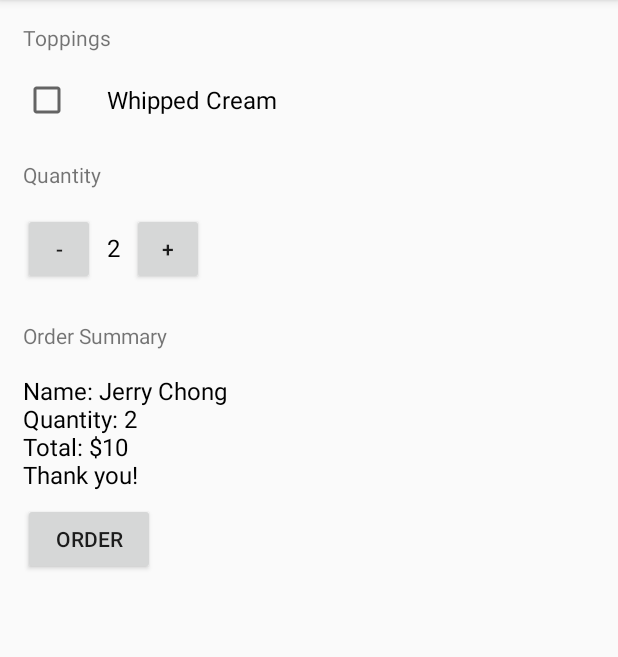
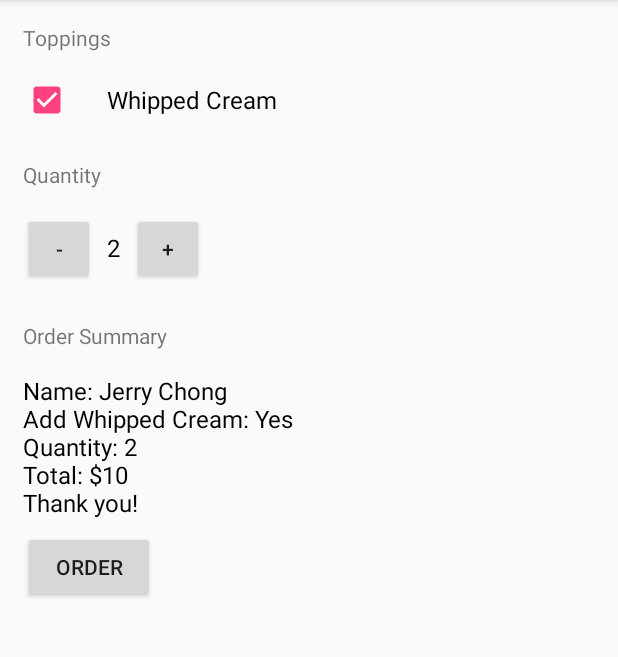
Before and after one commit to jerrychong25/iOSLoginApp, an Android app: the MainActivity screen opened directly, with no data from a screen before it, after a tap on "ORDER", on a phone screen of 412 x 824 dp, the part 84-741 px from its top. Run offline under Robolectric (Android 15) with nearby library versions, the phone set to English and light mode, and no system bars; 1 other tap on this screen came first.

Commit message:
Added checkbox handling for Whipped Cream

```diff
--- a/app/src/main/java/com/example/android/justjavaapp/MainActivity.java
+++ b/app/src/main/java/com/example/android/justjavaapp/MainActivity.java
@@ -11,6 +11,7 @@ package com.example.android.justjavaapp;
 import android.os.Bundle;
 import android.support.v7.app.AppCompatActivity;
 import android.view.View;
+import android.widget.CheckBox;
 import android.widget.TextView;
 
 import com.example.android.justjavaapp.R;
@@ -23,11 +24,31 @@ import java.text.NumberFormat;
 public class MainActivity extends AppCompatActivity {
 
     int quantity = 2;
+    boolean isWhippedCream = false;
 
     @Override
     protected void onCreate(Bundle savedInstanceState) {
         super.onCreate(savedInstanceState);
         setContentView(R.layout.activity_main);
+    }
+
+    public void onCheckboxClicked(View view) {
+        // Is the view now checked?
+        boolean checked = ((CheckBox) view).isChecked();
+
+        // Check which checkbox was clicked
+        switch(view.getId()) {
+            case R.id.checkbox_whipped_cream:
+                if (checked)
+                {
+                    isWhippedCream = true;
+                }
+                else
+                {
+                    isWhippedCream = false;
+                }
+                break;
+        }
     }
 
     /**
@@ -41,6 +62,14 @@ public class MainActivity extends AppCompatActivity {
         int price = calculatePrice(numberOrder);
         String orderMessage = "";
         orderMessage = "Name: " + "Jerry Chong";
+        if(isWhippedCream == true)
+        {
+            orderMessage = orderMessage + "\nAdd Whipped Cream: Yes";
+        }
+        else if(isWhippedCream == false)
+        {
+            orderMessage = orderMessage + "\nAdd Whipped Cream: No";
+        }
         orderMessage = orderMessage + "\nQuantity: " + numberOrder;
         orderMessage = orderMessage + "\nTotal: $" + price;
         orderMessage = orderMessage + "\nThank you!";
--- a/app/src/main/res/layout/activity_main.xml
+++ b/app/src/main/res/layout/activity_main.xml
@@ -16,13 +16,15 @@
         android:text="Toppings" />
 
     <CheckBox
+        android:id="@+id/checkbox_whipped_cream"
         android:layout_width="wrap_content"
         android:layout_height="wrap_content"
         android:layout_marginBottom="16dp"
         android:layout_marginLeft="15dp"
         android:paddingLeft="24dp"
         android:textSize="16sp"
-        android:text="Whipped Cream" />
+        android:text="Whipped Cream"
+        android:onClick="onCheckboxClicked"/>/>
 
     <TextView
         android:layout_width="wrap_content"
```
